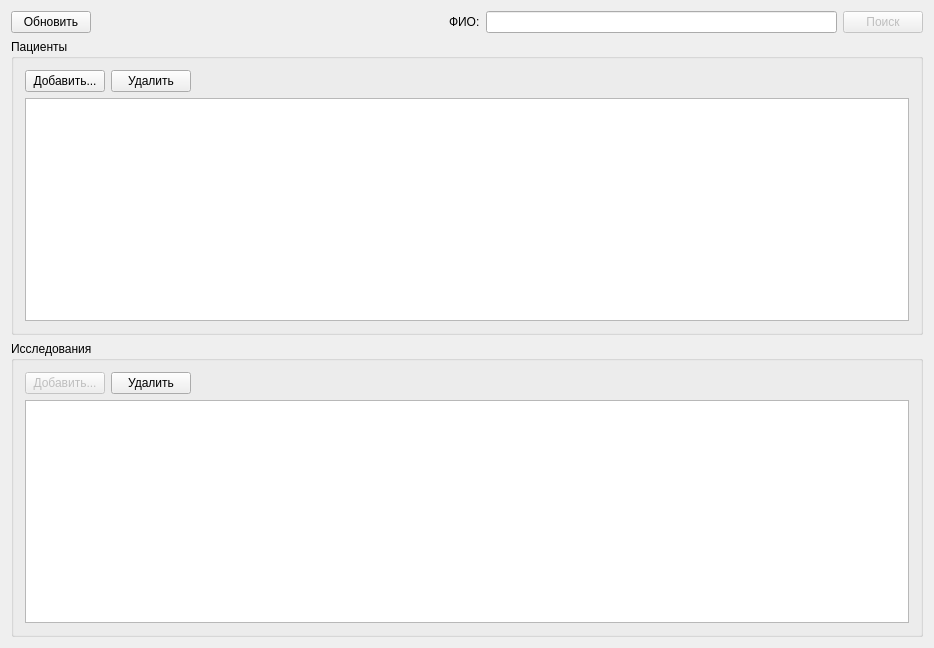
Qt form med/mainwindow.ui (popovdg/med) before a commit.
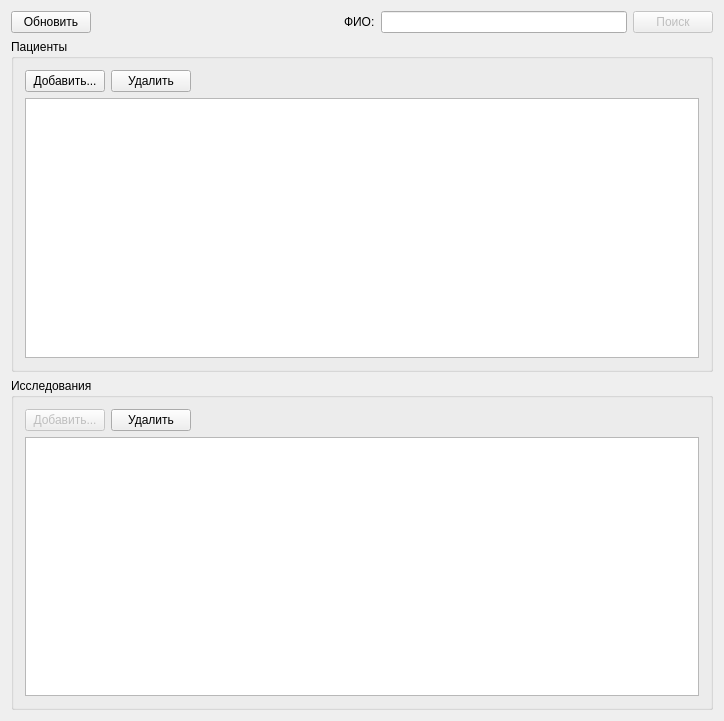
The same form after that commit. Icons and pictures are not drawn.

Patch:
```diff
--- a/med/mainwindow.ui
+++ b/med/mainwindow.ui
@@ -6,8 +6,8 @@
    <rect>
     <x>0</x>
     <y>0</y>
-    <width>934</width>
-    <height>648</height>
+    <width>724</width>
+    <height>721</height>
    </rect>
   </property>
   <property name="windowTitle">
```
